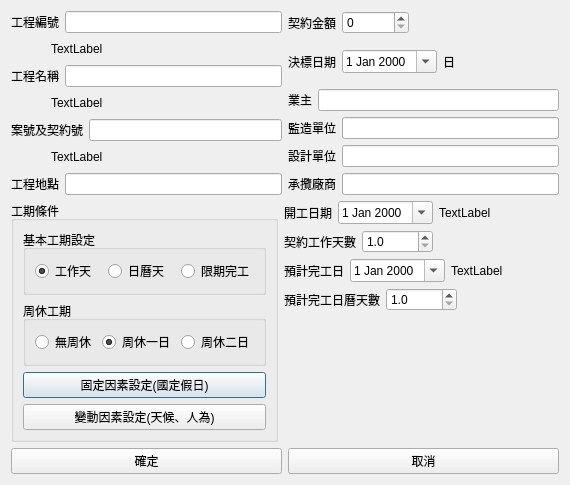
Before: the Qt Designer form Python/QtCreateProjectDialog.ui in foxking0416/HuachunDailyReport2024, drawn with Qt 5.
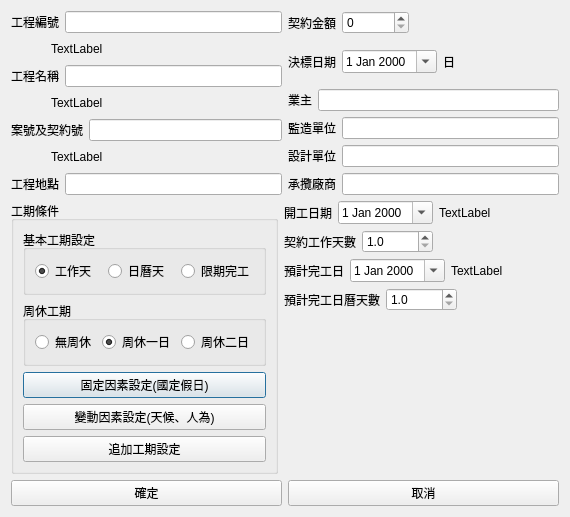
After: the same form once the commit is applied.

Commit message: 可以設定追加工期

```diff
--- a/Python/QtCreateProjectDialog.ui
+++ b/Python/QtCreateProjectDialog.ui
@@ -7,7 +7,7 @@
     <x>0</x>
     <y>0</y>
     <width>570</width>
-    <height>476</height>
+    <height>494</height>
    </rect>
   </property>
   <property name="windowTitle">
@@ -453,6 +453,13 @@
           </property>
          </widget>
         </item>
+        <item>
+         <widget class="QPushButton" name="qtExtendPushButton">
+          <property name="text">
+           <string>追加工期設定</string>
+          </property>
+         </widget>
+        </item>
        </layout>
       </widget>
      </item>
```
The commit also changes 5 other files.
